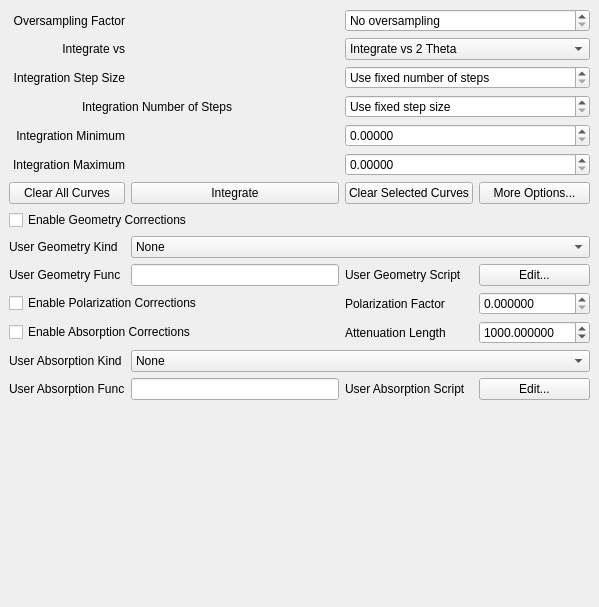
guyjennings/qxrd, file source/qxrdintegratordialog.ui: the form before one commit.
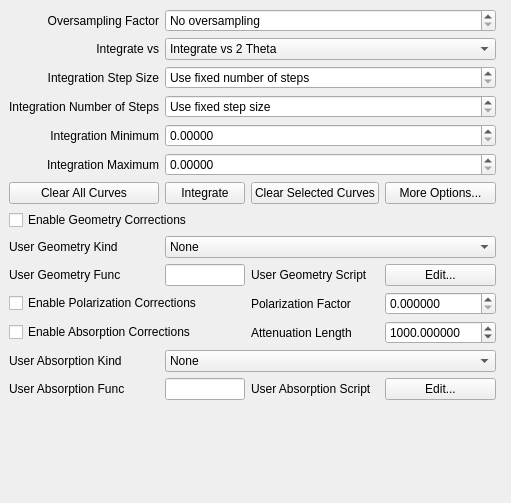
The form after the commit. Custom widgets are drawn as their Qt base class.

Commit message: Tidied up layout of integrator dialog

Patch:
```diff
--- a/source/qxrdintegratordialog.ui
+++ b/source/qxrdintegratordialog.ui
@@ -6,8 +6,8 @@
    <rect>
     <x>0</x>
     <y>0</y>
-    <width>599</width>
-    <height>607</height>
+    <width>495</width>
+    <height>503</height>
    </rect>
   </property>
   <property name="windowTitle">
@@ -21,6 +21,52 @@
     </sizepolicy>
    </property>
    <layout class="QGridLayout" name="gridLayout">
+    <item row="8" column="0" colspan="4">
+     <widget class="QCheckBox" name="m_EnableGeometry">
+      <property name="toolTip">
+       <string>Enable geometry corrections during integration
+intensity *= pow(distance/m_DetectorDistance, 2)/cos(tth);</string>
+      </property>
+      <property name="text">
+       <string>Enable Geometry Corrections </string>
+      </property>
+     </widget>
+    </item>
+    <item row="5" column="1" colspan="3">
+     <widget class="QDoubleSpinBox" name="m_IntegratorMaximum">
+      <property name="toolTip">
+       <string>Ending value for integration range
+script property integrator.integrationMaximum</string>
+      </property>
+      <property name="decimals">
+       <number>5</number>
+      </property>
+      <property name="maximum">
+       <double>10000.000000000000000</double>
+      </property>
+     </widget>
+    </item>
+    <item row="10" column="3">
+     <widget class="QPushButton" name="m_UserGeometryEdit">
+      <property name="text">
+       <string>Edit...</string>
+      </property>
+     </widget>
+    </item>
+    <item row="9" column="1" colspan="3">
+     <widget class="QComboBox" name="m_EnableUserGeometry">
+      <item>
+       <property name="text">
+        <string>None</string>
+       </property>
+      </item>
+      <item>
+       <property name="text">
+        <string>User Defined Geometry</string>
+       </property>
+      </item>
+     </widget>
+    </item>
     <item row="0" column="0">
      <widget class="QLabel" name="label">
       <property name="text">
@@ -31,7 +77,7 @@
       </property>
      </widget>
     </item>
-    <item row="0" column="3" colspan="2">
+    <item row="0" column="1" colspan="3">
      <widget class="QSpinBox" name="m_OversampleFactor">
       <property name="toolTip">
        <string>Specify oversampling factor for angular integration
@@ -58,7 +104,7 @@
       </property>
      </widget>
     </item>
-    <item row="1" column="3" colspan="2">
+    <item row="1" column="1" colspan="3">
      <widget class="QComboBox" name="m_IntegratorXUnits">
       <property name="toolTip">
        <string>Choose X units for integration
@@ -91,7 +137,7 @@
       </property>
      </widget>
     </item>
-    <item row="2" column="3" colspan="2">
+    <item row="2" column="1" colspan="3">
      <widget class="QxrdCenterStepSpinner" name="m_IntegratorStepSize">
       <property name="toolTip">
        <string>step size for integration
@@ -103,7 +149,7 @@
       </property>
      </widget>
     </item>
-    <item row="3" column="0" colspan="2">
+    <item row="3" column="0">
      <widget class="QLabel" name="label_6">
       <property name="text">
        <string>Integration Number of Steps</string>
@@ -113,7 +159,7 @@
       </property>
      </widget>
     </item>
-    <item row="3" column="3" colspan="2">
+    <item row="3" column="1" colspan="3">
      <widget class="QSpinBox" name="m_IntegratorNSteps">
       <property name="toolTip">
        <string>Number of steps for integration
@@ -138,7 +184,7 @@
       </property>
      </widget>
     </item>
-    <item row="4" column="3" colspan="2">
+    <item row="4" column="1" colspan="3">
      <widget class="QDoubleSpinBox" name="m_IntegratorMinimum">
       <property name="toolTip">
        <string>Start value for integration
@@ -162,20 +208,6 @@
       </property>
      </widget>
     </item>
-    <item row="5" column="3" colspan="2">
-     <widget class="QDoubleSpinBox" name="m_IntegratorMaximum">
-      <property name="toolTip">
-       <string>Ending value for integration range
-script property integrator.integrationMaximum</string>
-      </property>
-      <property name="decimals">
-       <number>5</number>
-      </property>
-      <property name="maximum">
-       <double>10000.000000000000000</double>
-      </property>
-     </widget>
-    </item>
     <item row="7" column="0">
      <widget class="QPushButton" name="m_ClearGraphButton">
       <property name="toolTip">
@@ -186,27 +218,6 @@
       </property>
      </widget>
     </item>
-    <item row="7" column="4">
-     <widget class="QPushButton" name="m_IntegrateOptionsButton">
-      <property name="toolTip">
-       <string>More intergration options</string>
-      </property>
-      <property name="text">
-       <string>More Options...</string>
-      </property>
-     </widget>
-    </item>
-    <item row="8" column="0" colspan="2">
-     <widget class="QCheckBox" name="m_EnableGeometry">
-      <property name="toolTip">
-       <string>Enable geometry corrections during integration
-intensity *= pow(distance/m_DetectorDistance, 2)/cos(tth);</string>
-      </property>
-      <property name="text">
-       <string>Enable Geometry Corrections </string>
-      </property>
-     </widget>
-    </item>
     <item row="9" column="0">
      <widget class="QLabel" name="label_30">
       <property name="text">
@@ -214,20 +225,6 @@
       </property>
      </widget>
     </item>
-    <item row="9" column="1" colspan="4">
-     <widget class="QComboBox" name="m_EnableUserGeometry">
-      <item>
-       <property name="text">
-        <string>None</string>
-       </property>
-      </item>
-      <item>
-       <property name="text">
-        <string>User Defined Geometry</string>
-       </property>
-      </item>
-     </widget>
-    </item>
     <item row="10" column="0">
      <widget class="QLabel" name="label_25">
       <property name="text">
@@ -235,114 +232,13 @@
       </property>
      </widget>
     </item>
-    <item row="10" column="3">
+    <item row="10" column="2">
      <widget class="QLabel" name="label_27">
       <property name="text">
        <string>User Geometry Script</string>
       </property>
      </widget>
     </item>
-    <item row="10" column="4">
-     <widget class="QPushButton" name="m_UserGeometryEdit">
-      <property name="text">
-       <string>Edit...</string>
-      </property>
-     </widget>
-    </item>
-    <item row="11" column="0" colspan="2">
-     <widget class="QCheckBox" name="m_EnablePolarization">
-      <property name="toolTip">
-       <string>Enable polarization correction during integration:
-intensity /= (m_Polarization      *(1 - pow(sin(chi)*sin(tth/2),2)) +
-                   (1 - m_Polarization)*(1 - pow(cos(chi)*sin(tth/2),2)));</string>
-      </property>
-      <property name="text">
-       <string>Enable Polarization Corrections </string>
-      </property>
-     </widget>
-    </item>
-    <item row="11" column="3">
-     <widget class="QLabel" name="label_24">
-      <property name="text">
-       <string>Polarization Factor</string>
-      </property>
-     </widget>
-    </item>
-    <item row="11" column="4">
-     <widget class="QDoubleSpinBox" name="m_Polarization">
-      <property name="sizePolicy">
-       <sizepolicy hsizetype="Minimum" vsizetype="Fixed">
-        <horstretch>1</horstretch>
-        <verstretch>0</verstretch>
-       </sizepolicy>
-      </property>
-      <property name="toolTip">
-       <string>Polarization factor : [0..1]</string>
-      </property>
-      <property name="keyboardTracking">
-       <bool>false</bool>
-      </property>
-      <property name="prefix">
-       <string/>
-      </property>
-      <property name="decimals">
-       <number>6</number>
-      </property>
-      <property name="maximum">
-       <double>1.000000000000000</double>
-      </property>
-      <property name="singleStep">
-       <double>0.010000000000000</double>
-      </property>
-     </widget>
-    </item>
-    <item row="12" column="0" colspan="2">
-     <widget class="QCheckBox" name="m_EnableAbsorption">
-      <property name="toolTip">
-       <string>Enable absorption correction during integration
-intensity *= 
-  exp((distance-m_DetectorDistance)/m_AttenuationLength);</string>
-      </property>
-      <property name="text">
-       <string>Enable Absorption Corrections </string>
-      </property>
-     </widget>
-    </item>
-    <item row="12" column="3">
-     <widget class="QLabel" name="label_23">
-      <property name="text">
-       <string>Attenuation Length</string>
-      </property>
-     </widget>
-    </item>
-    <item row="12" column="4">
-     <widget class="QDoubleSpinBox" name="m_AttenuationLength">
-      <property name="sizePolicy">
-       <sizepolicy hsizetype="Minimum" vsizetype="Fixed">
-        <horstretch>1</horstretch>
-        <verstretch>0</verstretch>
-       </sizepolicy>
-      </property>
-      <property name="toolTip">
-       <string>Attenuation Length (mm)</string>
-      </property>
-      <property name="keyboardTracking">
-       <bool>false</bool>
-      </property>
-      <property name="decimals">
-       <number>6</number>
-      </property>
-      <property name="maximum">
-       <double>1000000.000000000000000</double>
-      </property>
-      <property name="singleStep">
-       <double>0.010000000000000</double>
-      </property>
-      <property name="value">
-       <double>1000.000000000000000</double>
-      </property>
-     </widget>
-    </item>
     <item row="13" column="0">
      <widget class="QLabel" name="label_29">
       <property name="text">
@@ -350,35 +246,6 @@
       </property>
      </widget>
     </item>
-    <item row="13" column="1" colspan="4">
-     <widget class="QComboBox" name="m_EnableUserAbsorption">
-      <item>
-       <property name="text">
-        <string>None</string>
-       </property>
-      </item>
-      <item>
-       <property name="text">
-        <string>A function of pixel coordinates</string>
-       </property>
-      </item>
-      <item>
-       <property name="text">
-        <string>A function of x,y displacement from beam center</string>
-       </property>
-      </item>
-      <item>
-       <property name="text">
-        <string>A function of r,chi</string>
-       </property>
-      </item>
-      <item>
-       <property name="text">
-        <string>A function of q,chi</string>
-       </property>
-      </item>
-     </widget>
-    </item>
     <item row="14" column="0">
      <widget class="QLabel" name="label_26">
       <property name="text">
@@ -389,21 +256,7 @@
       </property>
      </widget>
     </item>
-    <item row="14" column="3">
-     <widget class="QLabel" name="label_28">
-      <property name="text">
-       <string>User Absorption Script</string>
-      </property>
-     </widget>
-    </item>
-    <item row="14" column="4">
-     <widget class="QPushButton" name="m_UserAbsorptionEdit">
-      <property name="text">
-       <string>Edit...</string>
-      </property>
-     </widget>
-    </item>
-    <item row="15" column="3">
+    <item row="15" column="0" colspan="5">
      <spacer name="verticalSpacer">
       <property name="orientation">
        <enum>Qt::Vertical</enum>
@@ -416,7 +269,24 @@
       </property>
      </spacer>
     </item>
-    <item row="7" column="3">
+    <item row="7" column="1">
+     <widget class="QPushButton" name="m_IntegrateButton">
+      <property name="text">
+       <string>Integrate</string>
+      </property>
+     </widget>
+    </item>
+    <item row="10" column="1">
+     <widget class="QLineEdit" name="m_UserGeometryFunction">
+      <property name="sizePolicy">
+       <sizepolicy hsizetype="Expanding" vsizetype="Fixed">
+        <horstretch>1</horstretch>
+        <verstretch>0</verstretch>
+       </sizepolicy>
+      </property>
+     </widget>
+    </item>
+    <item row="7" column="2">
      <widget class="QPushButton" name="m_ClearSelectedGraphButton">
       <property name="toolTip">
        <string>Clear selected curves from integrated data graph
@@ -427,24 +297,70 @@
       </property>
      </widget>
     </item>
-    <item row="7" column="1" colspan="2">
-     <widget class="QPushButton" name="m_IntegrateButton">
+    <item row="7" column="3">
+     <widget class="QPushButton" name="m_IntegrateOptionsButton">
+      <property name="toolTip">
+       <string>More intergration options</string>
+      </property>
       <property name="text">
-       <string>Integrate</string>
+       <string>More Options...</string>
       </property>
      </widget>
     </item>
-    <item row="10" column="1" colspan="2">
-     <widget class="QLineEdit" name="m_UserGeometryFunction">
-      <property name="sizePolicy">
-       <sizepolicy hsizetype="Expanding" vsizetype="Fixed">
-        <horstretch>1</horstretch>
-        <verstretch>0</verstretch>
-       </sizepolicy>
+    <item row="11" column="0" colspan="2">
+     <widget class="QCheckBox" name="m_EnablePolarization">
+      <property name="toolTip">
+       <string>Enable polarization correction during integration:
+intensity /= (m_Polarization      *(1 - pow(sin(chi)*sin(tth/2),2)) +
+                   (1 - m_Polarization)*(1 - pow(cos(chi)*sin(tth/2),2)));</string>
       </property>
+      <property name="text">
+       <string>Enable Polarization Corrections </string>
+      </property>
      </widget>
     </item>
-    <item row="14" column="1" colspan="2">
+    <item row="12" column="0" colspan="2">
+     <widget class="QCheckBox" name="m_EnableAbsorption">
+      <property name="toolTip">
+       <string>Enable absorption correction during integration
+intensity *= 
+  exp((distance-m_DetectorDistance)/m_AttenuationLength);</string>
+      </property>
+      <property name="text">
+       <string>Enable Absorption Corrections </string>
+      </property>
+     </widget>
+    </item>
+    <item row="13" column="1" colspan="3">
+     <widget class="QComboBox" name="m_EnableUserAbsorption">
+      <item>
+       <property name="text">
+        <string>None</string>
+       </property>
+      </item>
+      <item>
+       <property name="text">
+        <string>A function of pixel coordinates</string>
+       </property>
+      </item>
+      <item>
+       <property name="text">
+        <string>A function of x,y displacement from beam center</string>
+       </property>
+      </item>
+      <item>
+       <property name="text">
+        <string>A function of r,chi</string>
+       </property>
+      </item>
+      <item>
+       <property name="text">
+        <string>A function of q,chi</string>
+       </property>
+      </item>
+     </widget>
+    </item>
+    <item row="14" column="1">
      <widget class="QLineEdit" name="m_UserAbsorptionFunction">
       <property name="sizePolicy">
        <sizepolicy hsizetype="Expanding" vsizetype="Fixed">
@@ -454,6 +370,90 @@
       </property>
      </widget>
     </item>
+    <item row="14" column="2">
+     <widget class="QLabel" name="label_28">
+      <property name="text">
+       <string>User Absorption Script</string>
+      </property>
+     </widget>
+    </item>
+    <item row="14" column="3">
+     <widget class="QPushButton" name="m_UserAbsorptionEdit">
+      <property name="text">
+       <string>Edit...</string>
+      </property>
+     </widget>
+    </item>
+    <item row="11" column="2">
+     <widget class="QLabel" name="label_24">
+      <property name="text">
+       <string>Polarization Factor</string>
+      </property>
+     </widget>
+    </item>
+    <item row="12" column="2">
+     <widget class="QLabel" name="label_23">
+      <property name="text">
+       <string>Attenuation Length</string>
+      </property>
+     </widget>
+    </item>
+    <item row="11" column="3">
+     <widget class="QDoubleSpinBox" name="m_Polarization">
+      <property name="sizePolicy">
+       <sizepolicy hsizetype="Minimum" vsizetype="Fixed">
+        <horstretch>1</horstretch>
+        <verstretch>0</verstretch>
+       </sizepolicy>
+      </property>
+      <property name="toolTip">
+       <string>Polarization factor : [0..1]</string>
+      </property>
+      <property name="keyboardTracking">
+       <bool>false</bool>
+      </property>
+      <property name="prefix">
+       <string/>
+      </property>
+      <property name="decimals">
+       <number>6</number>
+      </property>
+      <property name="maximum">
+       <double>1.000000000000000</double>
+      </property>
+      <property name="singleStep">
+       <double>0.010000000000000</double>
+      </property>
+     </widget>
+    </item>
+    <item row="12" column="3">
+     <widget class="QDoubleSpinBox" name="m_AttenuationLength">
+      <property name="sizePolicy">
+       <sizepolicy hsizetype="Minimum" vsizetype="Fixed">
+        <horstretch>1</horstretch>
+        <verstretch>0</verstretch>
+       </sizepolicy>
+      </property>
+      <property name="toolTip">
+       <string>Attenuation Length (mm)</string>
+      </property>
+      <property name="keyboardTracking">
+       <bool>false</bool>
+      </property>
+      <property name="decimals">
+       <number>6</number>
+      </property>
+      <property name="maximum">
+       <double>1000000.000000000000000</double>
+      </property>
+      <property name="singleStep">
+       <double>0.010000000000000</double>
+      </property>
+      <property name="value">
+       <double>1000.000000000000000</double>
+      </property>
+     </widget>
+    </item>
    </layout>
   </widget>
  </widget>
```
